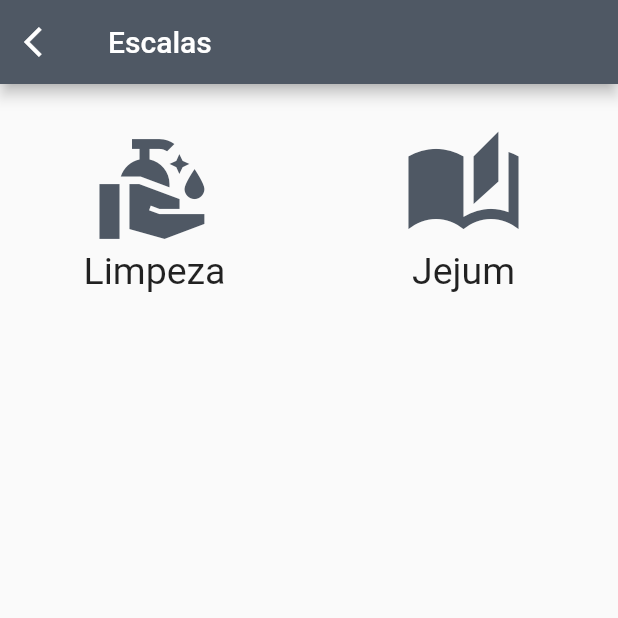
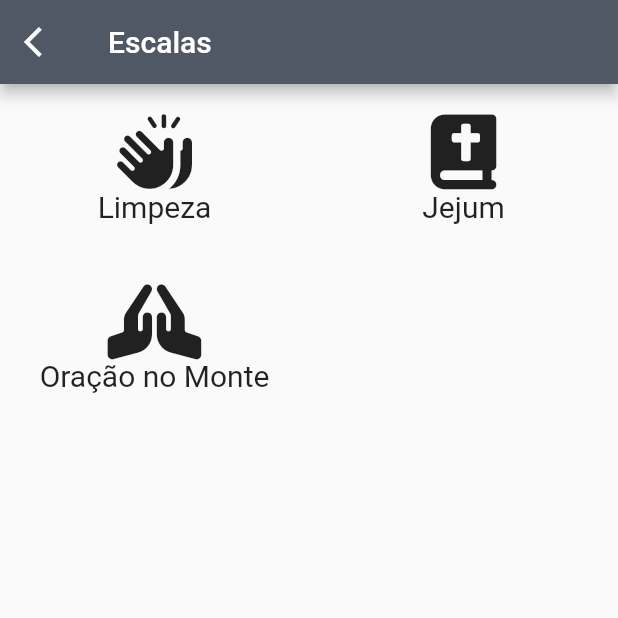
Before and after one commit to brunocaavalcante/Efraim-App, a Flutter app: the HomeEscala screen opened directly, on a phone screen of 412 x 824 dp, the top half of it. Run offline on Flutter 3.47's test engine with Material 2 defaults, Android fonts, the phone set to English and light mode, and no system bars; our stand-ins replace cloud_firestore, file_picker, firebase_auth, firebase_core, firebase_storage, font_awesome_flutter and 2 more; accounts and stored records are empty.

Commit message:
Inclusão de um item nas escalas

```diff
--- a/lib/pages/escala/home_escala.dart
+++ b/lib/pages/escala/home_escala.dart
@@ -1,8 +1,8 @@
 import 'package:app_flutter/models/escala.dart';
 import 'package:app_flutter/pages/core/widget_ultil.dart';
-import 'package:app_flutter/theme/app-colors.dart';
 import 'package:flutter/material.dart';
 import 'index_escala_page.dart';
+import 'package:font_awesome_flutter/font_awesome_flutter.dart';
 
 class HomeEscala extends StatelessWidget {
   const HomeEscala({Key? key}) : super(key: key);
@@ -28,8 +28,12 @@ class HomeEscala extends StatelessWidget {
               child: Column(children: [
                 GestureDetector(
                     onTap: () => goToPage("Limpeza"),
-                    child: itemMenu("Limpeza", Icons.clean_hands_sharp)),
-                //itemMenu("Evagelismo", Icons.book)
+                    child: itemMenu(
+                        "Limpeza", FontAwesomeIcons.handsClapping, 50)),
+                GestureDetector(
+                    onTap: () => goToPage("Monte"),
+                    child: itemMenu(
+                        "Oração no Monte", FontAwesomeIcons.handsPraying, 50)),
               ])),
           SizedBox(
               width: MediaQuery.of(context).size.width * 0.5,
@@ -38,17 +42,17 @@ class HomeEscala extends StatelessWidget {
                 //itemMenu("Culto no lar", Icons.home),
                 GestureDetector(
                     onTap: () => goToPage("Jejum"),
-                    child: itemMenu("Jejum", Icons.auto_stories_sharp)),
+                    child: itemMenu("Jejum", FontAwesomeIcons.bookBible, 50)),
               ]))
         ]));
   }
 
-  itemMenu(String text, IconData itemIcon) {
+  itemMenu(String text, IconData itemIcon, double size) {
     return Container(
-        margin: const EdgeInsets.all(30),
+        margin: const EdgeInsets.all(20),
         child: Column(children: [
-          Icon(itemIcon, size: 80, color: AppColors.cinzaEscuro),
-          Text(text, style: const TextStyle(fontSize: 25))
+          FaIcon(itemIcon, size: size),
+          Text(text, style: const TextStyle(fontSize: 20))
         ]));
   }
 }
--- a/lib/pages/projeto/caixa/operacao_page.dart
+++ b/lib/pages/projeto/caixa/operacao_page.dart
@@ -1,9 +1,7 @@
-import 'package:app_flutter/models/caixa.dart';
 import 'package:app_flutter/models/opracao_caixa.dart';
 import 'package:app_flutter/models/projeto.dart';
 import 'package:app_flutter/models/usuario.dart';
 import 'package:app_flutter/pages/projeto/caixa/confirmacao_page.dart';
-import 'package:app_flutter/services/projetos_service.dart';
 import 'package:app_flutter/pages/core/currency_input_formatter.dart';
 import 'package:cloud_firestore/cloud_firestore.dart';
 import 'package:flutter/material.dart';
@@ -155,7 +153,7 @@ class _OperacaoPageState extends State<OperacaoPage> {
             padding: const EdgeInsets.all(24),
             child: TextFormField(
                 inputFormatters: [
-                  WhitelistingTextInputFormatter.digitsOnly,
+                  FilteringTextInputFormatter.digitsOnly,
                   CurrencyInputFormatter()
                 ],
                 controller: valor,
--- a/lib/pages/projeto/datails_projeto_page.dart
+++ b/lib/pages/projeto/datails_projeto_page.dart
@@ -1,5 +1,4 @@
 import 'package:app_flutter/models/projeto.dart';
-import 'package:app_flutter/pages/indisponivel_page.dart';
 import 'package:app_flutter/pages/projeto/caixa/caixa_projeto_page.dart';
 import 'package:app_flutter/pages/projeto/home_projeto_page.dart';
 import 'package:app_flutter/pages/projeto/projeto_participantes_page.dart';
--- a/lib/pages/projeto/home_projeto_page.dart
+++ b/lib/pages/projeto/home_projeto_page.dart
@@ -1,7 +1,6 @@
 import 'dart:io';
 
 import 'package:app_flutter/models/projeto.dart';
-import 'package:app_flutter/pages/projeto/index_projeto_page.dart';
 import 'package:app_flutter/services/file_service.dart';
 import 'package:app_flutter/services/projetos_service.dart';
 import 'package:app_flutter/theme/app-colors.dart';
--- a/pubspec.yaml
+++ b/pubspec.yaml
@@ -48,6 +48,7 @@ dependencies:
   mask_text_input_formatter: ^2.0.0
   sliding_sheet: ^0.2.4
   table_calendar: ^3.0.3
+  font_awesome_flutter: "^10.1.0"
 
   # The following adds the Cupertino Icons font to your application.
   # Use with the CupertinoIcons class for iOS style icons.
```
Also changed, not shown: lib/pages/escala/add_escala_page.dart (+1 -6 lines), lib/pages/usuario/cadastro_user.dart (+19 -6 lines), pubspec.lock.
